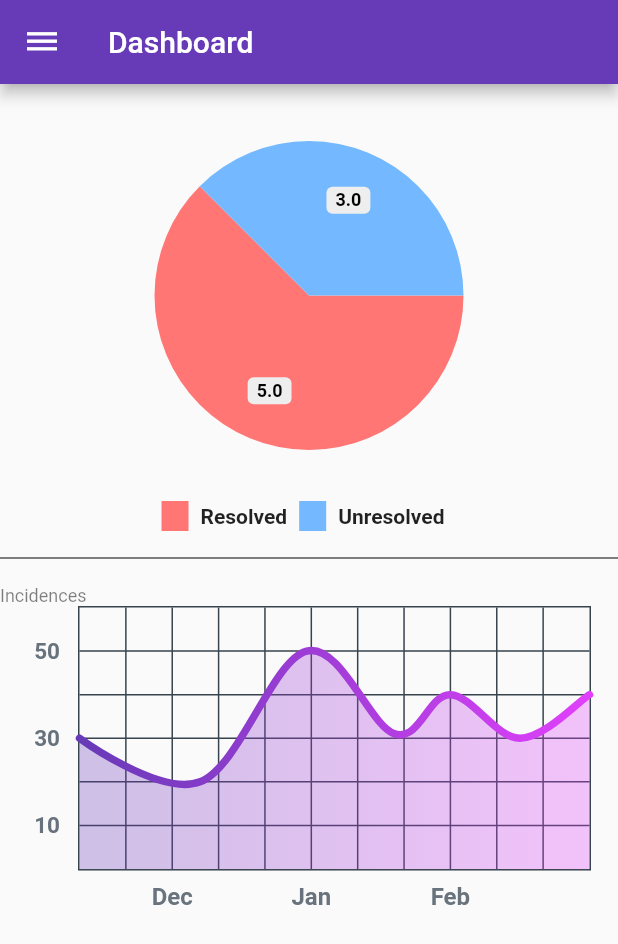
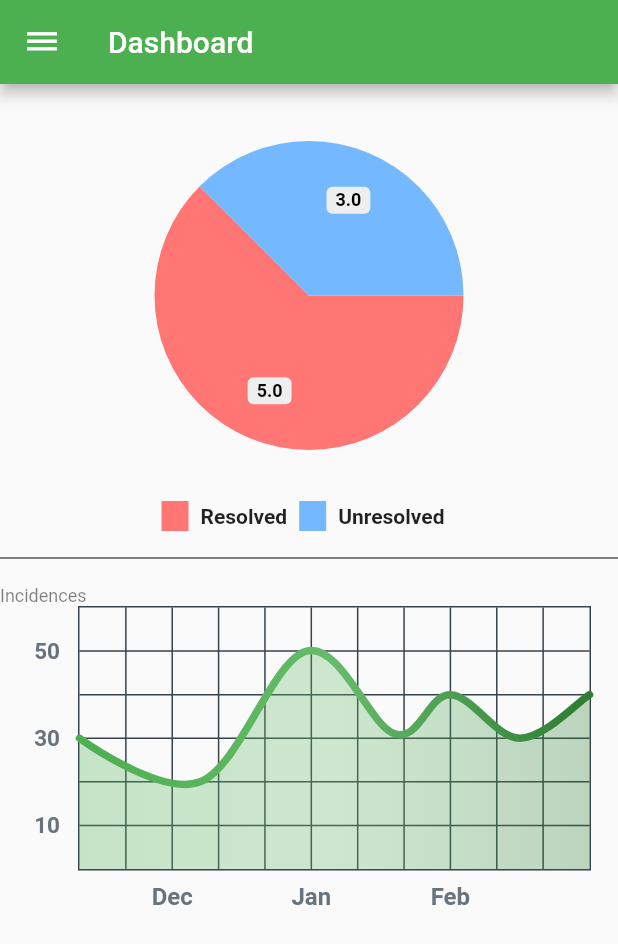
Before and after one commit to MartinMbae/sfc_network, a Flutter app: the HomePage screen opened directly, on a phone screen of 412 x 824 dp. Shown: the top 944 px of the screen. Run offline on Flutter 3.47's test engine with Material 2 defaults, Android fonts, the phone set to English and light mode, and no system bars; drawn by our look-alikes of fl_chart, pie_chart; our stand-ins replace cached_network_image, dropdown_formfield, flip_card, flutter_screenutil, google_fonts, google_maps_flutter and 4 more; missing offline and left inert: ars_progress_dialog, flutter_awesome_alert_box, giffy_dialog, prompt_dialog; accounts and stored records are empty; statements that could not run were skipped.

```diff
--- a/lib/Widget/bezierContainer.dart
+++ b/lib/Widget/bezierContainer.dart
@@ -21,7 +21,7 @@ class BezierContainer extends StatelessWidget {
               gradient: LinearGradient(
                 begin: Alignment.topCenter,
                 end: Alignment.bottomCenter,
-                colors: [Color(0xfffbb448),Color(0xffe46b10)]
+                colors: [Colors.green,Colors.green[600]]
               )
             ),
         ),
--- a/lib/cluster_holder.dart
+++ b/lib/cluster_holder.dart
@@ -24,7 +24,7 @@ class ClusterHolder extends StatelessWidget {
           Container(
               margin: EdgeInsets.symmetric(vertical: 10),
               decoration: new BoxDecoration(
-                color: Colors.deepPurple,
+                color: Colors.green[700],
                 borderRadius: BorderRadius.circular(10),
               ),
               padding: EdgeInsets.symmetric(horizontal: 10),
--- a/lib/fragments/clusters_fragment.dart
+++ b/lib/fragments/clusters_fragment.dart
@@ -52,7 +52,7 @@ class _ClustersPageState extends State<ClustersPage> {
     await Future.delayed(Duration(seconds: 2));
     SessionManager prefs = SessionManager();
     var userId = await prefs.getId();
-    var url = "${BASE_URL}index.php/v1/api/cluster";
+    var url = "${BASE_URL}index.php/v1/api/clustersroutes";
     Map<String, String> queryParams = {
       'id': "$userId",
     };
--- a/lib/fragments/incidents_page.dart
+++ b/lib/fragments/incidents_page.dart
@@ -33,7 +33,7 @@ class Incidents extends StatelessWidget {
       child: Column(
         children: [
           ListTile(
-            leading: Icon(Icons.report, color: Colors.deepPurple,),
+            leading: Icon(Icons.report, color: Colors.green,),
             title: Text("Report an incident"),
             onTap: ()async{
 
@@ -49,7 +49,7 @@ class Incidents extends StatelessWidget {
             color: Colors.grey,
           ),
           ListTile(
-            leading: Icon(Icons.remove_red_eye, color: Colors.deepPurple,),
+            leading: Icon(Icons.remove_red_eye, color: Colors.green,),
             title: Text("View Incidents"),
             onTap: (){
               Navigator.push(context, MaterialPageRoute(builder: (context)=> TechnicianIncidentsPage()));
--- a/lib/fragments/line_fragment.dart
+++ b/lib/fragments/line_fragment.dart
@@ -1,13 +1,19 @@
 import 'package:fl_chart/fl_chart.dart';
 import 'package:flutter/material.dart';
 
-class GraphBottom extends StatelessWidget {
+class GraphBottom extends StatefulWidget {
 
 
 
+  @override
+  _GraphBottomState createState() => _GraphBottomState();
+}
+
+class _GraphBottomState extends State<GraphBottom> {
   List<Color> gradientColors = [
-    Colors.deepPurple,
-    Colors.purpleAccent,
+    Colors.green,
+    Colors.green[400],
+    Colors.green[800],
   ];
 
   @override
@@ -45,7 +51,6 @@ class GraphBottom extends StatelessWidget {
         ],
       );
   }
-
 
   LineChartData mainData() {
     return LineChartData(
--- a/lib/fragments/patrol_fragment.dart
+++ b/lib/fragments/patrol_fragment.dart
@@ -158,7 +158,7 @@ class _PatrolPageState extends State<PatrolPage> {
                   height: 20,
                 ),
                 RaisedButton(
-                  color: Colors.deepPurple,
+                  color: Colors.green,
                   child: Text(
                     'Proceed',
                     style: TextStyle(color: Colors.white),
@@ -362,7 +362,7 @@ class _PatrolPageState extends State<PatrolPage> {
                         },
                       ),
                       RaisedButton(
-                        color: Colors.deepPurple,
+                        color: Colors.green,
                         child: Text(
                           'Submit',
                           style: TextStyle(color: Colors.white),
--- a/lib/fragments/profile_page.dart
+++ b/lib/fragments/profile_page.dart
@@ -254,7 +254,7 @@ class MapScreenState extends State<ProfilePage>
                   child: new RaisedButton(
                 child: new Text("Change Password"),
                 textColor: Colors.white,
-                color: Colors.deepPurpleAccent,
+                    color: Colors.green[700],
                 onPressed: () {
                   Navigator.push(context, MaterialPageRoute(builder: (context) => UpdatePassword()));
                 },
--- a/lib/fragments/technician_patrol_selection.dart
+++ b/lib/fragments/technician_patrol_selection.dart
@@ -16,7 +16,7 @@ class TechnicianPatrolSelection extends StatelessWidget {
       child: Column(
         children: [
           ListTile(
-            leading: Icon(Icons.report, color: Colors.deepPurple,),
+            leading: Icon(Icons.report, color: Colors.green,),
             title: Text("Perform Patrol"),
             onTap: ()async{
               Navigator.push(context, MaterialPageRoute(builder: (context)=> PatrolPage()));
@@ -26,7 +26,7 @@ class TechnicianPatrolSelection extends StatelessWidget {
             color: Colors.grey,
           ),
           ListTile(
-            leading: Icon(Icons.remove_red_eye, color: Colors.deepPurple,),
+            leading: Icon(Icons.remove_red_eye, color: Colors.green,),
             title: Text("Review My previous Patrols"),
             onTap: (){
               Navigator.push(context, MaterialPageRoute(builder: (context)=> TechnicianPatrolPage()));
--- a/lib/fragments/update_password.dart
+++ b/lib/fragments/update_password.dart
@@ -130,7 +130,7 @@ class UpdatePassword extends StatelessWidget {
                     RaisedButton(
                       shape: RoundedRectangleBorder(
                           borderRadius: BorderRadius.circular(18.0),
-                          side: BorderSide(color: Colors.purple)),
+                          side: BorderSide(color: Colors.greenAccent)),
                       onPressed: () async {
                         if (formKey.currentState.validate()) {
                           String newPass = newPassController.text;
@@ -189,7 +189,7 @@ class UpdatePassword extends StatelessWidget {
                           }
                         }
                       },
-                      color: Colors.deepPurple,
+                      color: Colors.green[700],
                       textColor: Colors.white,
                       child: Text("Update".toUpperCase(),
                           style: TextStyle(fontSize: 14)),
--- a/lib/junction_holder.dart
+++ b/lib/junction_holder.dart
@@ -23,7 +23,7 @@ class JunctionHolder extends StatelessWidget {
           Container(
               margin: EdgeInsets.symmetric(vertical: 20),
               decoration: new BoxDecoration(
-                color: Colors.deepPurple,
+                color: Colors.green[700],
                 borderRadius: BorderRadius.circular(10),
               ),
               padding: EdgeInsets.symmetric(horizontal: 10),
--- a/lib/main.dart
+++ b/lib/main.dart
@@ -32,7 +32,7 @@ class MyApp extends StatelessWidget {
         debugShowCheckedModeBanner: false,
         title: 'Network Manager',
         theme: ThemeData(
-          primarySwatch: Colors.deepPurple,
+          primarySwatch: Colors.green,
           // visualDensity: VisualDensity.adaptivePlatformDensity,
         ),
         home:  SplashScreen(),
--- a/lib/manhole_holder.dart
+++ b/lib/manhole_holder.dart
@@ -24,7 +24,7 @@ class ManholeHolder extends StatelessWidget {
           Container(
               margin: EdgeInsets.symmetric(vertical: 10),
               decoration: new BoxDecoration(
-                color: Colors.deepPurple,
+                color: Colors.green[700],
                 borderRadius: BorderRadius.circular(10),
               ),
               padding: EdgeInsets.symmetric(horizontal: 10),
--- a/lib/pages/empty_screen.dart
+++ b/lib/pages/empty_screen.dart
@@ -17,9 +17,9 @@ class EmptyPage extends StatelessWidget {
       child: Column(
         mainAxisAlignment: MainAxisAlignment.center,
         children: [
-          Icon(icon, size: 60,color: Colors.deepPurple,),
+          Icon(icon, size: 60,color: Colors.green,),
           SizedBox(height: 15,),
-          Text(message, style: TextStyle(fontWeight: FontWeight.w500, fontSize: 16, color: Colors.deepPurple),)
+          Text(message, style: TextStyle(fontWeight: FontWeight.w500, fontSize: 16, color: Colors.black),)
         ],
       ),
     );
--- a/lib/pages/login.dart
+++ b/lib/pages/login.dart
@@ -140,7 +140,7 @@ class _LoginPageState extends State<LoginPage> {
             gradient: LinearGradient(
                 begin: Alignment.centerLeft,
                 end: Alignment.centerRight,
-                colors: [Color(0xfffbb448), Color(0xfff7892b)])),
+                colors: [Colors.green, Colors.green[400]])),
         child: Text(
           'Login',
           style: TextStyle(fontSize: 20, color: Colors.white),
@@ -174,7 +174,7 @@ class _LoginPageState extends State<LoginPage> {
             textStyle: Theme.of(context).textTheme.display1,
             fontSize: 30,
             fontWeight: FontWeight.w700,
-            color: Color(0xffe46b10),
+            color: Colors.green,
           ),
           children: [
             TextSpan(
```
Also changed, not shown: pubspec.yaml (+7 -0 lines), assets/app_logo.jpg (added), pubspec.lock, 22 other files.
